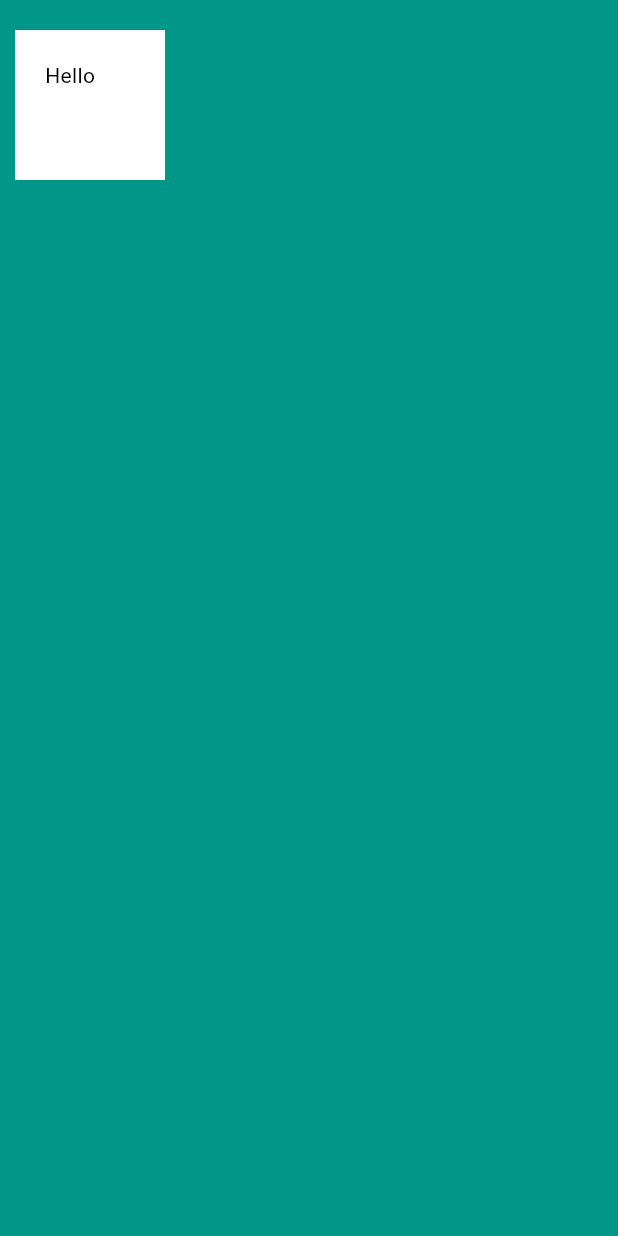
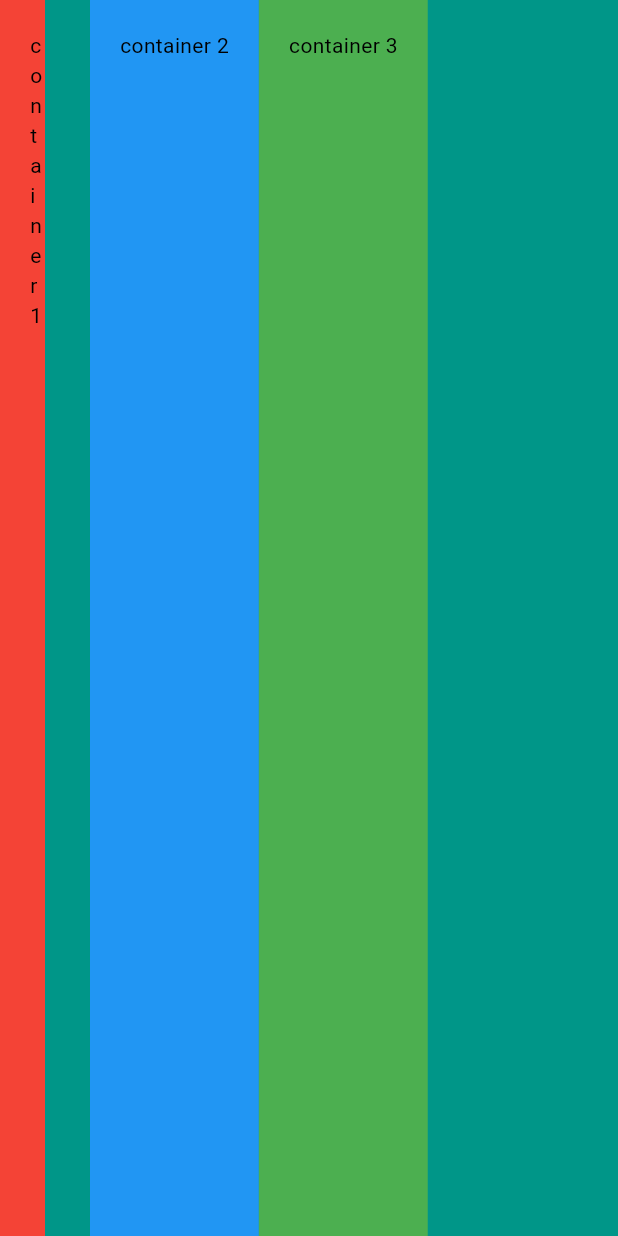
Before and after one commit to sumo47/Flutter_learning, a Flutter app: the screen it shows after launch, on a phone screen of 412 x 824 dp. Run offline on Flutter 3.47's test engine with Material 3 defaults, Android fonts, the phone set to English and light mode, and no system bars.

Commit message:
column row crossAxisAlignment mainAxisAlignment mainAxisSize

```diff
--- a/lib/main.dart
+++ b/lib/main.dart
@@ -13,19 +13,50 @@ class MyApp extends StatelessWidget {
       home: Scaffold(
         backgroundColor: Colors.teal,
         body: SafeArea(
-          child: Container(
-            // margin: EdgeInsets.all(50),
-            // margin: EdgeInsets.symmetric(vertical: 50, horizontal: 20),
-            // margin: EdgeInsets.only(top: 20),
-            // margin: EdgeInsets.zero,
-            margin: EdgeInsets.fromLTRB(10, 20, 30, 40),
+          child: Row(
+            // mainAxisSize: MainAxisSize.min, // cover only minimum size
+            // verticalDirection: VerticalDirection.up,
+            // mainAxisAlignment: MainAxisAlignment.center,
+            // mainAxisAlignment: MainAxisAlignment.end,
+            // mainAxisAlignment: MainAxisAlignment.spaceAround,
+            // mainAxisAlignment: MainAxisAlignment.spaceBetween,
+            // mainAxisAlignment: MainAxisAlignment.spaceEvenly,
+            // crossAxisAlignment: CrossAxisAlignment.start,
+            crossAxisAlignment: CrossAxisAlignment.stretch,
+            children: [
+              Container(
+                padding: EdgeInsets.all(20),
+                color: Colors.red,
+                width: 30,
+                // height: 100,
+                child: Text("container 1",style: TextStyle(color: Colors.black),),
 
-            padding: EdgeInsets.all(20),
-            color: Colors.white,
-            width: 100,
-            height: 100,
-            child: Text("Hello",style: TextStyle(color: Colors.black),),
 
+              ),
+              SizedBox(
+                height: 30,
+                width: 30,
+              ),
+               Container(
+                padding: EdgeInsets.all(20),
+                color: Colors.blue,
+                // width: double.infinity,
+                // height: 100,
+                child: Text("container 2",style: TextStyle(color: Colors.black),),
+
+              ),
+               Container(
+                padding: EdgeInsets.all(20),
+                color: Colors.green,
+                // width: 150,
+                // height: 100,
+                child: Text("container 3",style: TextStyle(color: Colors.black),),
+
+              ),
+            //   Container(
+            //     width: double.infinity,
+            //   ),
+            ],
           ),
         ),
       ),
```
